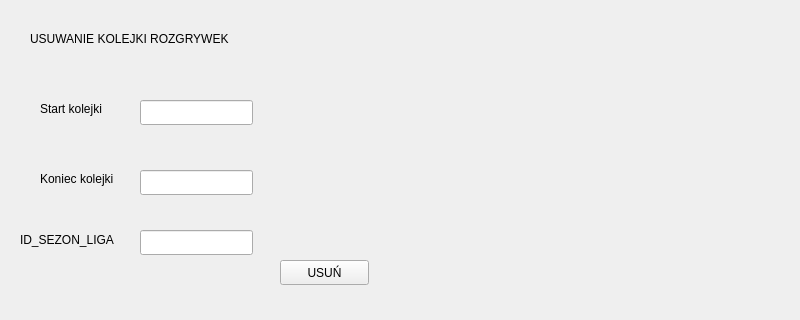
Above: ZBD-main/ui/delete_kolejka_rozgrywek.ui from BartekRuszkowski/ZBD before the change; both pictures show x 0 to 800 and y 0 to 320 of the 800 by 600 pixel window. Below: the same form after it.
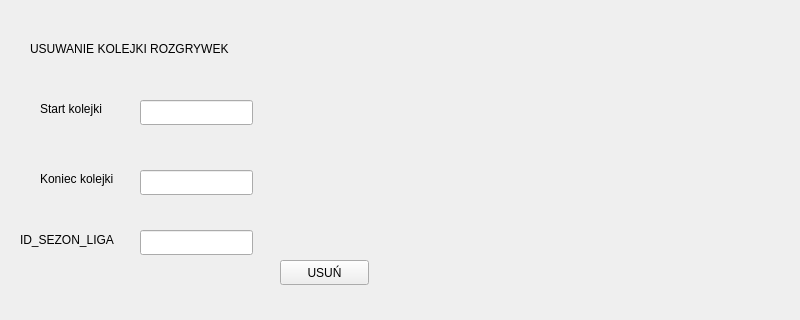
That is the form after the change.

Diff of the .ui file:
```diff
--- a/ZBD-main/ui/delete_kolejka_rozgrywek.ui
+++ b/ZBD-main/ui/delete_kolejka_rozgrywek.ui
@@ -17,14 +17,14 @@
    <widget class="QLabel" name="label">
     <property name="geometry">
      <rect>
-      <x>30</x>
-      <y>30</y>
+      <x>350</x>
+      <y>160</y>
       <width>251</width>
       <height>17</height>
      </rect>
     </property>
     <property name="text">
-     <string>USUWANIE KOLEJKI ROZGRYWEK</string>
+     <string/>
     </property>
    </widget>
    <widget class="QLabel" name="label_2">
@@ -122,6 +122,19 @@
      <string>EXIT</string>
     </property>
    </widget>
+   <widget class="QLabel" name="label_5">
+    <property name="geometry">
+     <rect>
+      <x>30</x>
+      <y>40</y>
+      <width>251</width>
+      <height>17</height>
+     </rect>
+    </property>
+    <property name="text">
+     <string>USUWANIE KOLEJKI ROZGRYWEK</string>
+    </property>
+   </widget>
   </widget>
   <widget class="QMenuBar" name="menubar">
    <property name="geometry">
```
